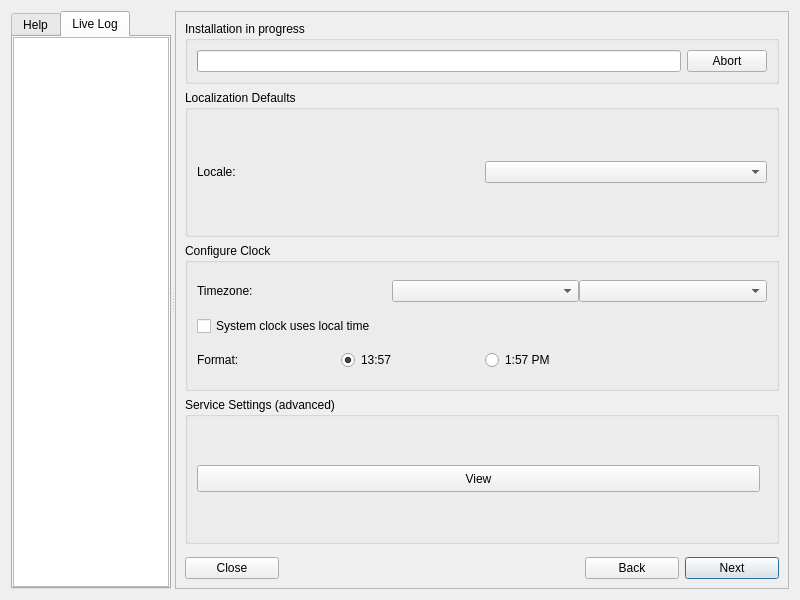
This is meinstall.ui in gazelle-installer/gazelle-installer as Qt 5 draws it before an edit. The edited form follows.
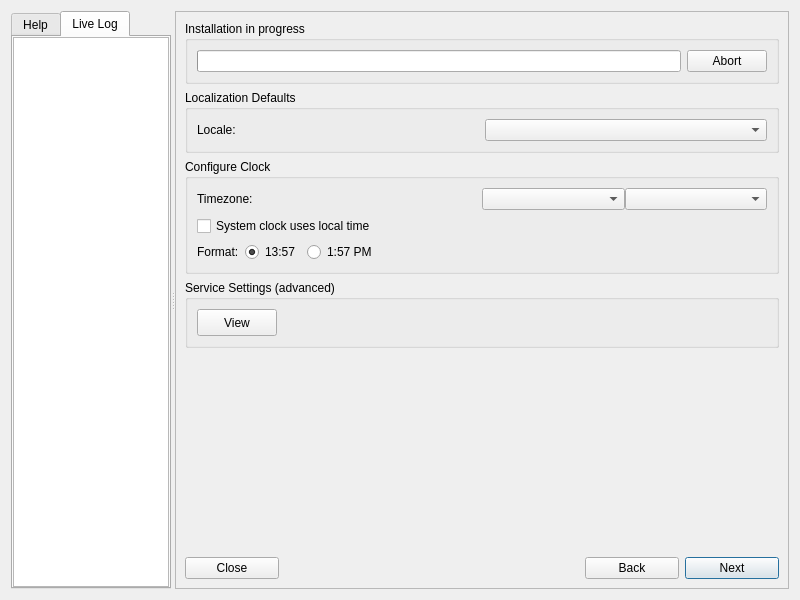
This is the edited form. The open tabs and pages were chosen to show the change. Icons and pictures are not drawn. Custom widgets are drawn as their Qt base class.

Patch:
```diff
--- a/meinstall.ui
+++ b/meinstall.ui
@@ -100,6 +100,12 @@
          <property name="orientation">
           <enum>Qt::Horizontal</enum>
          </property>
+         <property name="sizeHint" stdset="0">
+          <size>
+           <width>0</width>
+           <height>0</height>
+          </size>
+         </property>
         </spacer>
        </item>
        <item row="1" column="0" colspan="6">
@@ -1290,6 +1296,12 @@
                 <property name="orientation">
                  <enum>Qt::Horizontal</enum>
                 </property>
+                <property name="sizeHint" stdset="0">
+                 <size>
+                  <width>0</width>
+                  <height>0</height>
+                 </size>
+                </property>
                </spacer>
               </item>
               <item row="3" column="0">
@@ -1332,6 +1344,12 @@
                   <property name="orientation">
                    <enum>Qt::Horizontal</enum>
                   </property>
+                  <property name="sizeHint" stdset="0">
+                   <size>
+                    <width>0</width>
+                    <height>0</height>
+                   </size>
+                  </property>
                  </spacer>
                 </item>
                 <item>
@@ -1377,6 +1395,12 @@
              <property name="sizeType">
               <enum>QSizePolicy::Expanding</enum>
              </property>
+             <property name="sizeHint" stdset="0">
+              <size>
+               <width>0</width>
+               <height>0</height>
+              </size>
+             </property>
             </spacer>
            </item>
            <item row="0" column="0">
@@ -1477,6 +1501,12 @@
                 <property name="orientation">
                  <enum>Qt::Horizontal</enum>
                 </property>
+                <property name="sizeHint" stdset="0">
+                 <size>
+                  <width>0</width>
+                  <height>0</height>
+                 </size>
+                </property>
                </spacer>
               </item>
              </layout>
```
Left out of the diff: 88 changed lines with no effect on the pictures.
